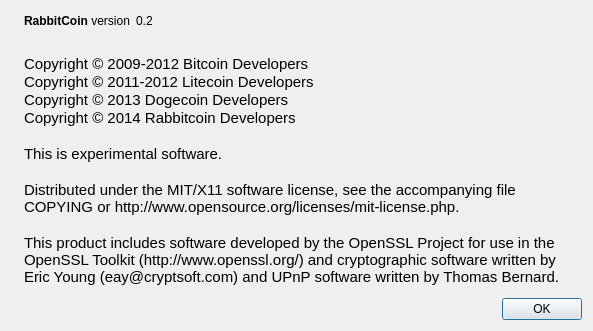
First picture: the form in src/qt/forms/aboutdialog.ui, repository nerdlabs001/rabbitcoin-lab, before the edit.
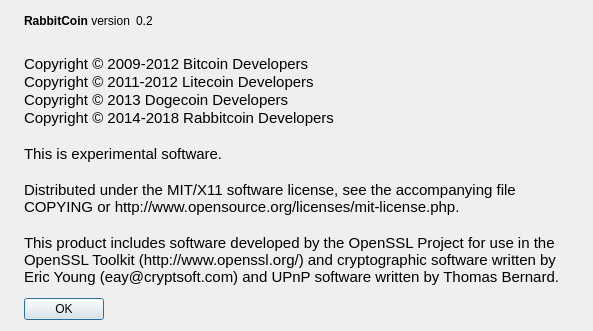
Second picture: the form after the edit. Icons and pictures are not drawn.

```diff
--- a/src/qt/forms/aboutdialog.ui
+++ b/src/qt/forms/aboutdialog.ui
@@ -109,7 +109,7 @@
 Copyright © 2009-2012 Bitcoin Developers
 Copyright © 2011-2012 Litecoin Developers
 Copyright © 2013 Dogecoin Developers
-Copyright © 2014 Rabbitcoin Developers
+Copyright © 2014-2018 Rabbitcoin Developers
 
 This is experimental software.
 
@@ -141,12 +141,21 @@
      </item>
      <item>
       <widget class="QDialogButtonBox" name="buttonBox">
+       <property name="sizePolicy">
+        <sizepolicy hsizetype="Fixed" vsizetype="Fixed">
+         <horstretch>0</horstretch>
+         <verstretch>0</verstretch>
+        </sizepolicy>
+       </property>
        <property name="orientation">
         <enum>Qt::Horizontal</enum>
        </property>
        <property name="standardButtons">
         <set>QDialogButtonBox::Ok</set>
        </property>
+       <property name="centerButtons">
+        <bool>true</bool>
+       </property>
       </widget>
      </item>
     </layout>
```
